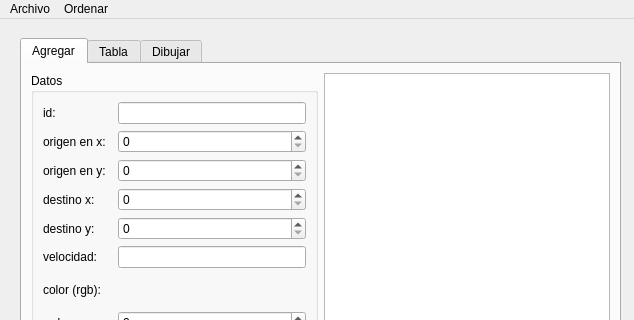
EmmanuelPaniagua/Act-15, file mainwindow.ui: the form before one commit; both pictures show x 0 to 634 and y 0 to 320 of the 634 by 530 pixel window.
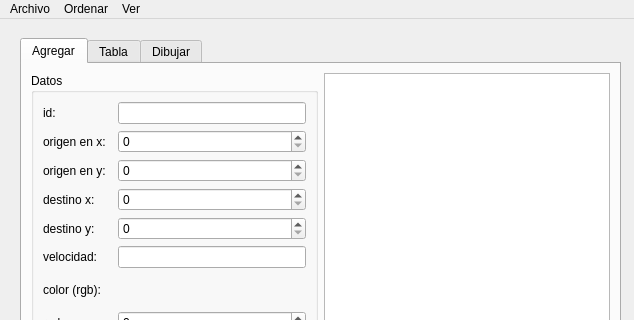
The form after the commit.

Commit message: Se modifico el acomodo de la interfaz

Patch:
```diff
--- a/mainwindow.ui
+++ b/mainwindow.ui
@@ -273,8 +273,15 @@
     <addaction name="actionDistancia_descendente"/>
     <addaction name="actionVelocidad_ascendente"/>
    </widget>
+   <widget class="QMenu" name="menuVer">
+    <property name="title">
+     <string>Ver</string>
+    </property>
+    <addaction name="actionGrafo"/>
+   </widget>
    <addaction name="menuArchivo"/>
    <addaction name="menuOrdenar"/>
+   <addaction name="menuVer"/>
   </widget>
   <widget class="QStatusBar" name="statusbar"/>
   <action name="actionAbrir">
```
Left out of the diff: 1 changed line with no effect on the pictures.
